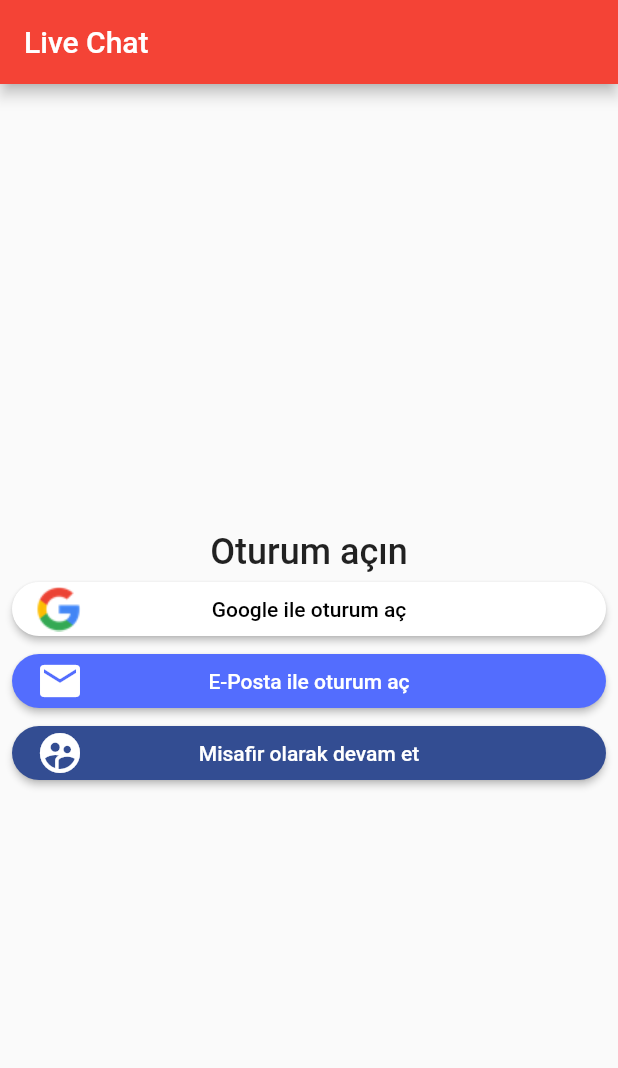
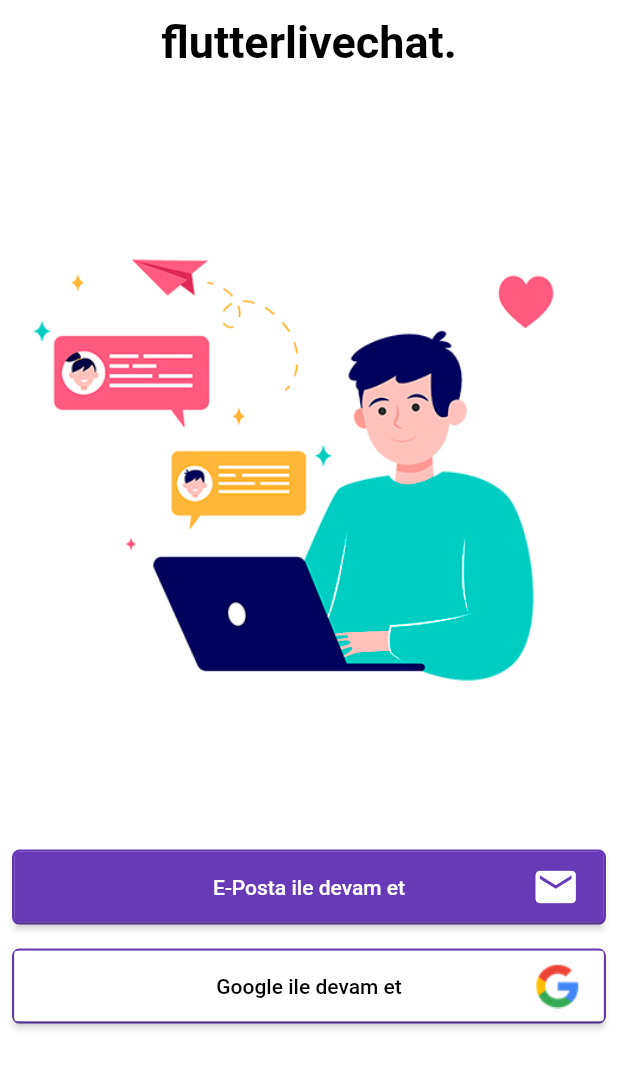
Before and after one commit to berkanaslan/flutter_live_chat_app, a Flutter app: the screen it shows after launch, on a phone screen of 412 x 824 dp. Shown: the top 1068 px of the screen. Run offline on Flutter 3.47's test engine with Material 2 defaults, Android fonts, the phone set to English and light mode, and no system bars; our stand-ins replace cloud_firestore, firebase_auth, firebase_core, firebase_storage, get_it, google_fonts and 2 more; accounts and stored records are empty; Roboto replaces fonts that are missing (Itim).

Commit message:
Fixed SignInWithGoogle and Changed SignIn UI

```diff
--- a/lib/app/sign_in/sign_in_page.dart
+++ b/lib/app/sign_in/sign_in_page.dart
@@ -4,36 +4,49 @@ import 'package:flutter_live_chat_app/app/sign_in/mail_and_pass_form.dart';
 import 'package:flutter_live_chat_app/common_widgets/social_log_in_button.dart';
 import 'package:flutter_live_chat_app/models/user_model.dart';
 import 'package:flutter_live_chat_app/view_models/user_view_model.dart';
+import 'package:google_fonts/google_fonts.dart';
 import 'package:provider/provider.dart';
 
 class SignInPage extends StatelessWidget {
   @override
   Widget build(BuildContext context) {
     return Scaffold(
+      backgroundColor: Colors.white,
       appBar: AppBar(
-        title: Text("Live Chat"),
+        backgroundColor: Colors.white,
+        centerTitle: true,
+        elevation: 0,
+        iconTheme: IconThemeData(
+          color: Colors.black,
+        ),
+        title: Text(
+          "flutterlivechat.",
+          style: GoogleFonts.itim(
+            textStyle: TextStyle(
+              color: Colors.black,
+              fontSize: 30,
+              fontWeight: FontWeight.bold,
+            ),
+          ),
+        ),
       ),
       body: Padding(
         padding: const EdgeInsets.all(8.0),
         child: Column(
           mainAxisSize: MainAxisSize.max,
-          mainAxisAlignment: MainAxisAlignment.center,
+          mainAxisAlignment: MainAxisAlignment.start,
           crossAxisAlignment: CrossAxisAlignment.stretch,
           children: [
-            Text(
-              "Oturum açın",
-              style: TextStyle(fontSize: 24, fontWeight: FontWeight.w500),
-              textAlign: TextAlign.center,
+            Container(
+              height: ((MediaQuery.of(context).size.height) * 3 / 5),
+              child: Image.asset(
+                "assets/images/signInPageImage.png",
+                fit: BoxFit.contain,
+              ),
             ),
             SocialLogInButton(
-              buttonBgColor: Colors.white,
-              buttonText: "Google ile oturum aç",
-              buttonTextColor: Colors.black,
-              buttonIcon: Image.asset("assets/images/google-logo.png"),
-              onPressed: () => _signInWithGoogle(context),
-            ),
-            SocialLogInButton(
-              buttonText: "E-Posta ile oturum aç",
+              buttonBgColor: Theme.of(context).primaryColor,
+              buttonText: "E-Posta ile devam et",
               buttonIcon: Icon(
                 Icons.mail,
                 size: 32,
@@ -41,6 +54,15 @@ class SignInPage extends StatelessWidget {
               ),
               onPressed: () => signInWithMailAndPass(context),
             ),
+            SocialLogInButton(
+              buttonBgColor: Colors.white,
+              buttonText: "Google ile devam et",
+              buttonTextColor: Colors.black,
+              buttonIcon: Image.asset("assets/images/google-logo.png"),
+              onPressed: () => _signInWithGoogle(context),
+            ),
+
+            /*
             SocialLogInButton(
               buttonBgColor: Color(0xFF334D92),
               buttonText: "Misafir olarak devam et",
@@ -50,10 +72,11 @@ class SignInPage extends StatelessWidget {
                 color: Colors.white,
               ),
               onPressed: () {
-                /// SignIn Anon kaldırıldı.
-                ///´_signInAnonymously(context),
+                SignIn Anon kaldırıldı.
+                _signInAnonymously(context),
               },
             ),
+          */
           ],
         ),
       ),
--- a/lib/common_widgets/social_log_in_button.dart
+++ b/lib/common_widgets/social_log_in_button.dart
@@ -19,26 +19,25 @@ class SocialLogInButton extends StatelessWidget {
 
   @override
   Widget build(BuildContext context) {
-    return RaisedButton(
+    return Padding(
+      padding: const EdgeInsets.only(top: 8.0, bottom: 8.0),
+      child: Container(
+        height: 50,
+        child: RaisedButton(
           onPressed: onPressed,
           color: buttonBgColor,
-      shape: RoundedRectangleBorder(
-        borderRadius: BorderRadius.all(
-          Radius.circular(30),
-        ),
-      ),
           child: Row(
             mainAxisSize: MainAxisSize.max,
             mainAxisAlignment: MainAxisAlignment.spaceBetween,
             children: [
               // Spreads, Collection if, Collection for: Dart 2.0+
               if (buttonIcon != null) ...[
-            buttonIcon,
+                Opacity(opacity: 0, child: buttonIcon),
                 Text(
                   buttonText,
                   style: TextStyle(color: buttonTextColor),
                 ),
-            Opacity(opacity: 0, child: buttonIcon),
+                buttonIcon,
               ],
               if (buttonIcon == null) ...[
                 Container(),
@@ -50,6 +49,17 @@ class SocialLogInButton extends StatelessWidget {
               ]
             ],
           ),
+        ),
+        decoration: BoxDecoration(
+          border: Border.all(
+            width: 1.5,
+            color: Theme.of(context).primaryColor,
+          ),
+          borderRadius: BorderRadius.all(
+            Radius.circular(5.0),
+          ),
+        ),
+      ),
     );
   }
 }
--- a/lib/main.dart
+++ b/lib/main.dart
@@ -1,19 +1,28 @@
 import 'package:firebase_core/firebase_core.dart';
 import 'package:flutter/material.dart';
+import 'package:flutter/services.dart';
 import 'package:flutter_live_chat_app/app/landing_page.dart';
 import 'package:flutter_live_chat_app/locator.dart';
 import 'package:flutter_live_chat_app/view_models/user_view_model.dart';
+import 'package:google_fonts/google_fonts.dart';
 import 'package:provider/provider.dart';
 
 void main() async {
   WidgetsFlutterBinding.ensureInitialized();
+
+  SystemChrome.setSystemUIOverlayStyle(SystemUiOverlayStyle(
+    statusBarColor: Colors.deepPurple,
+    statusBarIconBrightness: Brightness.light,
+  ));
+
   await Firebase.initializeApp();
   setupLocator();
-  runApp(MyApp());
+
+  SystemChrome.setPreferredOrientations(
+      [DeviceOrientation.portraitUp, DeviceOrientation.portraitDown]).then((_) {
+    runApp(MyApp());
+  });
 }
-
-
-
 
 class MyApp extends StatelessWidget {
   @override
@@ -24,7 +33,8 @@ class MyApp extends StatelessWidget {
         debugShowCheckedModeBanner: false,
         title: 'Flutter Live Chat',
         theme: ThemeData(
-          primarySwatch: Colors.red,
+          primarySwatch: Colors.deepPurple,
+          textTheme: GoogleFonts.robotoTextTheme(),
         ),
         home: LandingPage(),
       ),
--- a/pubspec.yaml
+++ b/pubspec.yaml
@@ -36,6 +36,7 @@ dependencies:
   cloud_firestore: ^0.14.0+2
   image_picker: ^0.6.7+7
   firebase_storage: ^4.0.0
+  google_fonts: ^1.1.0
 
 dev_dependencies:
   flutter_test:
```
Also changed, not shown: lib/app/profile.dart (+10 -2 lines), lib/app/sign_in/mail_and_pass_form.dart (+52 -11 lines), lib/common_widgets/sign_in_text_form_field.dart (+13 -13 lines), lib/repositories/user_repository.dart (+11 -3 lines), lib/services/firestore_db_service.dart (+12 -0 lines), assets/images/logo.png (added), assets/images/signInPageImage.png (added), pubspec.lock. Lines whose indentation alone changed are shown as unchanged.
